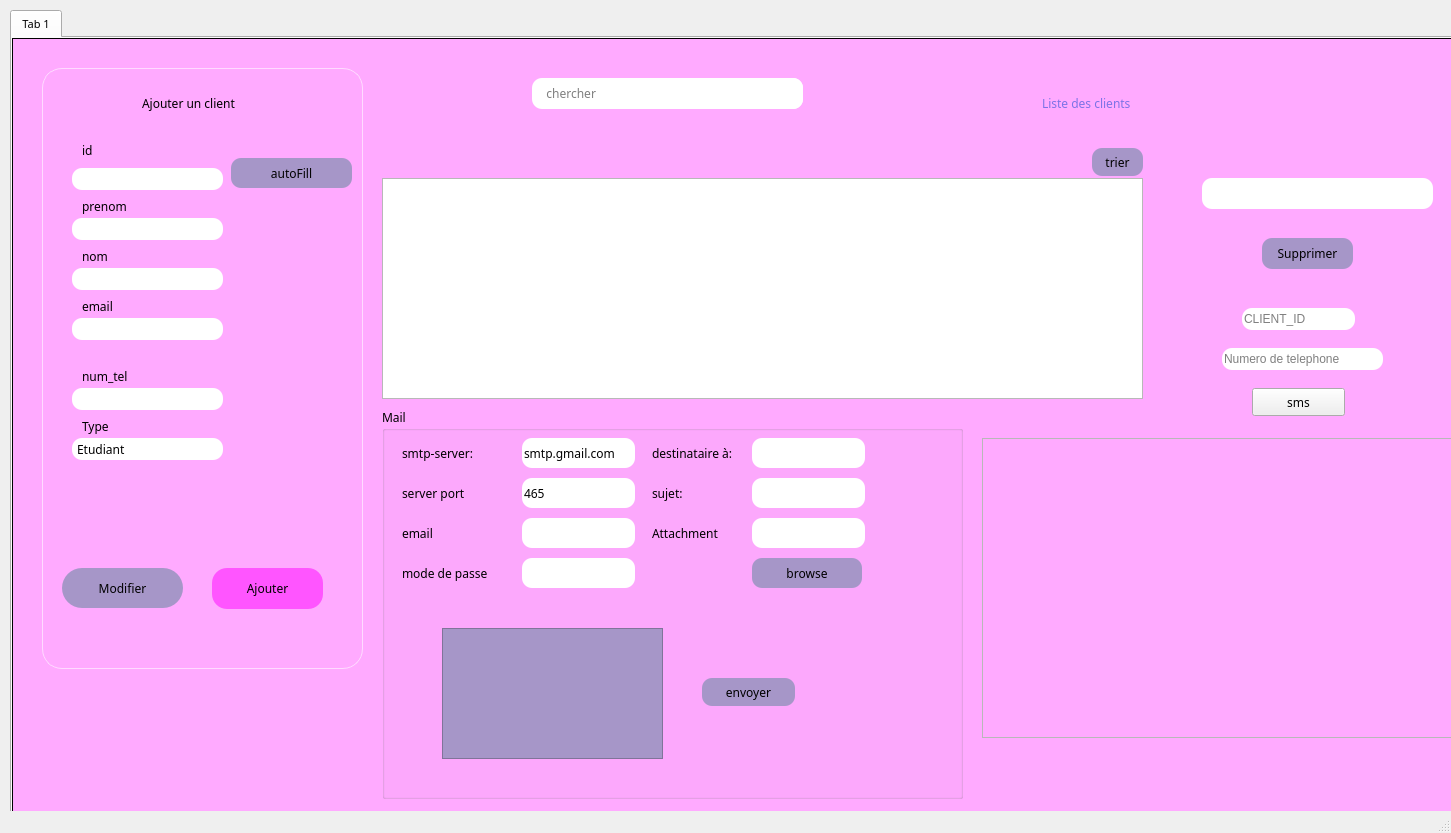
hindkh21/Smart_Coworking_Space_2A30, file gestionclient.ui: the form before one commit.
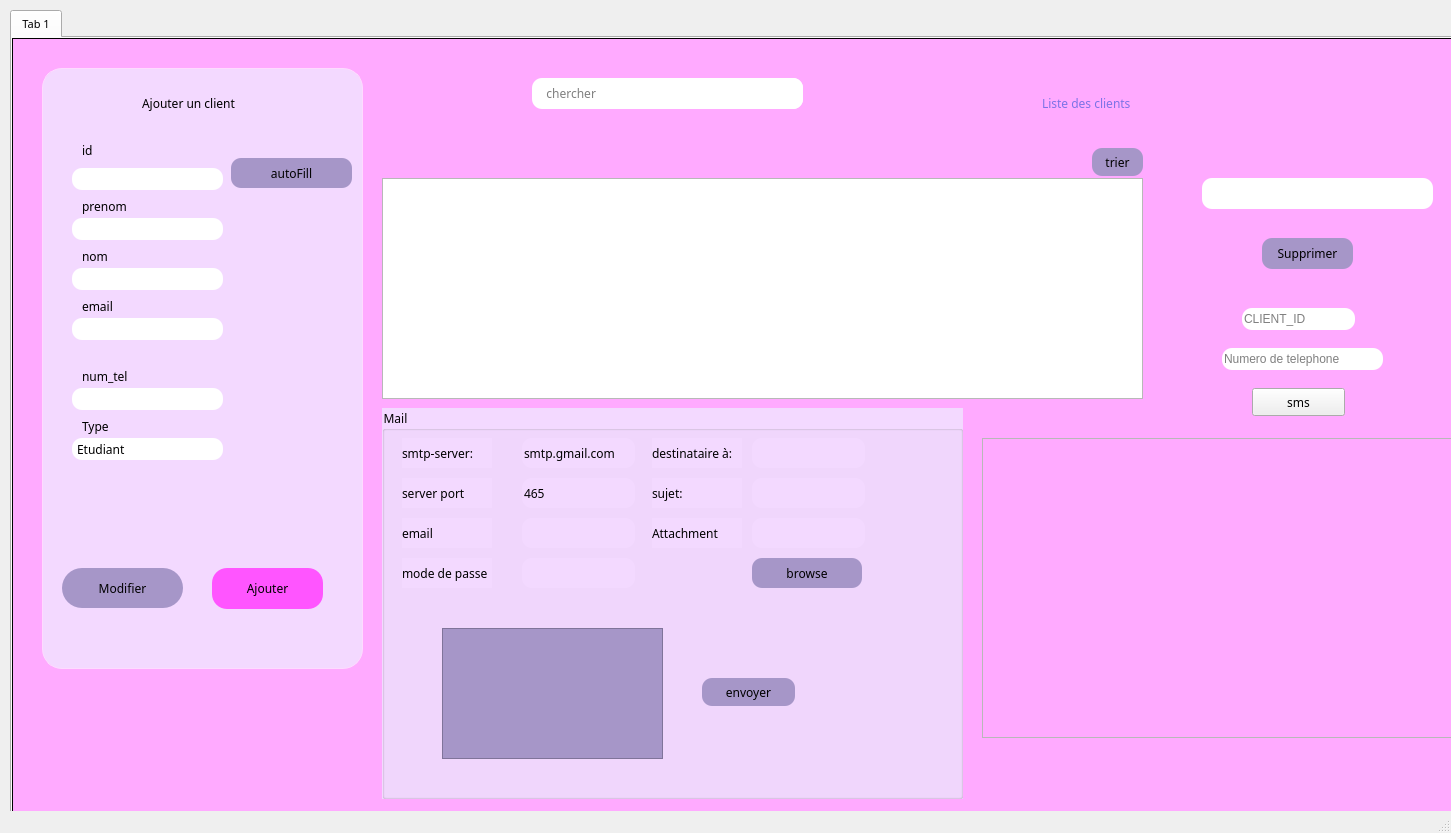
The form after the commit. Icons and pictures are not drawn.

```diff
--- a/gestionclient.ui
+++ b/gestionclient.ui
@@ -93,7 +93,7 @@
       <property name="styleSheet">
        <string notr="true">QGroupBox#groupBox_10{
 	
-	background-color: rgb(255, 170, 255);
+background-color: rgb(243, 217, 255);
 	border : 1px solid ;
 	border-color: rgb(254, 219, 255);
 	border-radius:20px;
@@ -929,6 +929,9 @@
         <bold>false</bold>
        </font>
       </property>
+      <property name="styleSheet">
+       <string notr="true">background-color: rgb(243, 217, 255);</string>
+      </property>
       <property name="title">
        <string>Mail</string>
       </property>
```
